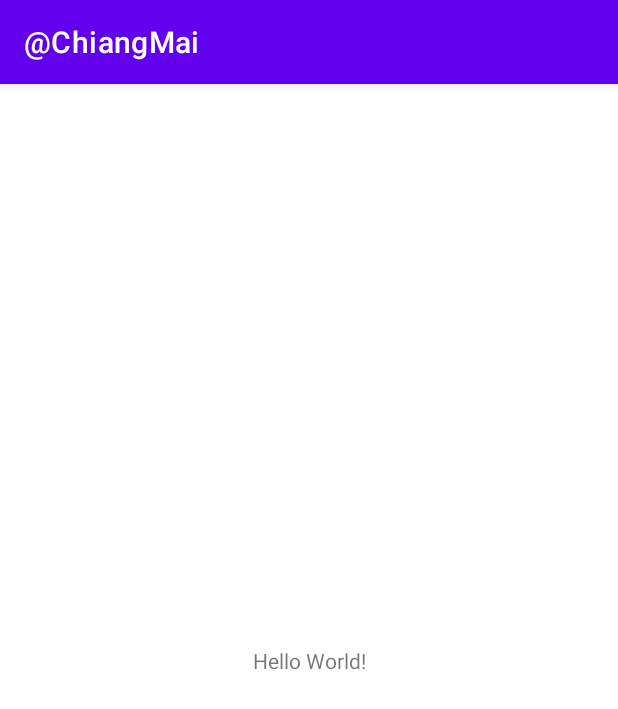
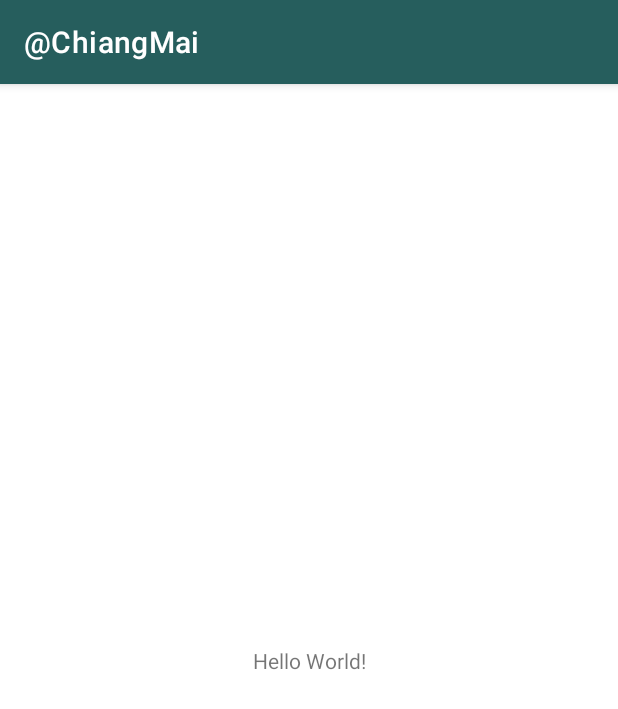
Before and after one commit to teamlove29/atChiangMai, an Android app: the screen it shows after launch (MainActivity), on a phone screen of 412 x 824 dp. Shown: the top 709 px of the screen. Run offline under Robolectric (Android 15) with nearby library versions, the phone set to English and light mode, and no system bars.

Commit message:
colorPrimary

```diff
--- a/app/src/main/res/values/themes.xml
+++ b/app/src/main/res/values/themes.xml
@@ -2,8 +2,8 @@
     <!-- Base application theme. -->
     <style name="Theme.ChiangMai" parent="Theme.MaterialComponents.DayNight.DarkActionBar">
         <!-- Primary brand color. -->
-        <item name="colorPrimary">@color/purple_500</item>
-        <item name="colorPrimaryVariant">@color/purple_700</item>
+        <item name="colorPrimary">#265E5D</item>
+        <item name="colorPrimaryVariant">#265E5D</item>
         <item name="colorOnPrimary">@color/white</item>
         <!-- Secondary brand color. -->
         <item name="colorSecondary">@color/teal_200</item>
```
